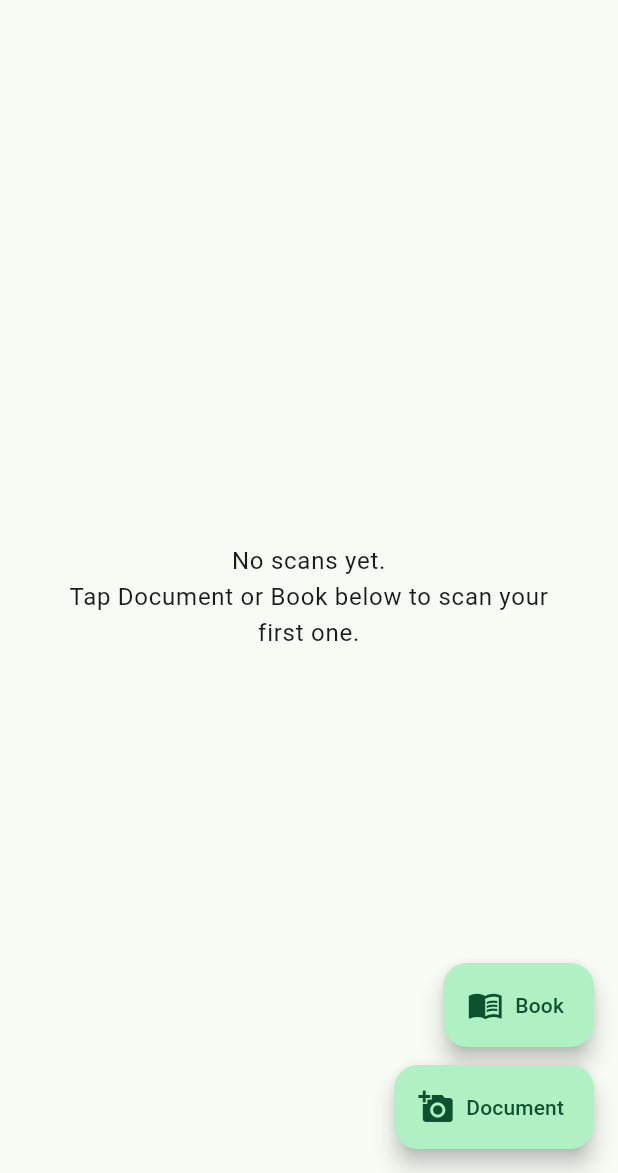
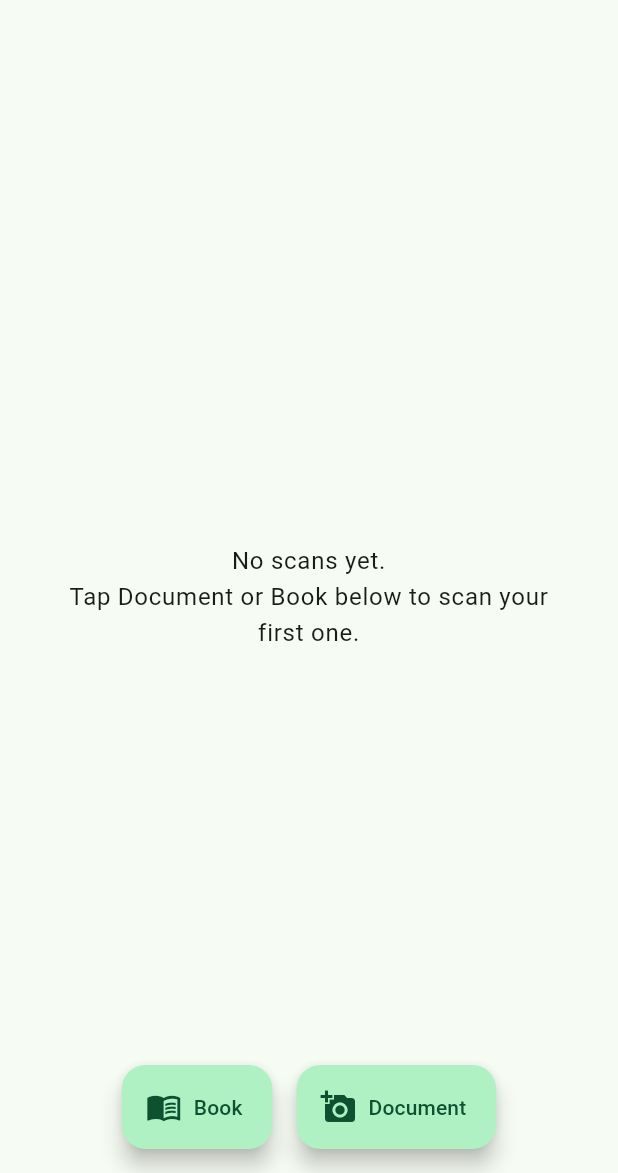
Before and after one commit to mridulks/Lachit-Scanner, a Flutter app: the screen it shows after launch, on a phone screen of 412 x 824 dp, the part 63-1236 px from its top. Run offline on Flutter 3.47's test engine with Material 3 defaults, Android fonts, the phone set to English and light mode, and no system bars; our stand-ins replace camera, flutter_riverpod, hive, hive_flutter, package_info_plus, pdf and 1 more; missing offline and left inert: opencv_dart; accounts and stored records are empty.

Commit message:
Book and Document buttons on homescreen are now horizontal and centred

```diff
--- a/lib/features/home/home_screen.dart
+++ b/lib/features/home/home_screen.dart
@@ -379,9 +379,11 @@ class _HomeScreenState extends ConsumerState<HomeScreen> {
                 );
               },
             ),
-      floatingActionButton: Column(
-        mainAxisAlignment: MainAxisAlignment.end,
-        crossAxisAlignment: CrossAxisAlignment.end,
+      floatingActionButtonLocation: FloatingActionButtonLocation.centerFloat,
+      floatingActionButton: Row(
+        mainAxisAlignment: MainAxisAlignment.center,
+        // crossAxisAlignment: CrossAxisAlignment.end,
+        mainAxisSize: MainAxisSize.min,
         children: [
           FloatingActionButton.extended(
             heroTag: 'scan_book',
@@ -389,7 +391,7 @@ class _HomeScreenState extends ConsumerState<HomeScreen> {
             icon: const Icon(Icons.menu_book_outlined),
             label: const Text('Book'),
           ),
-          const SizedBox(height: 12),
+          const SizedBox(width: 16),
           FloatingActionButton.extended(
             heroTag: 'scan_document',
             onPressed: () => _newScan(ScanKind.document),
```
